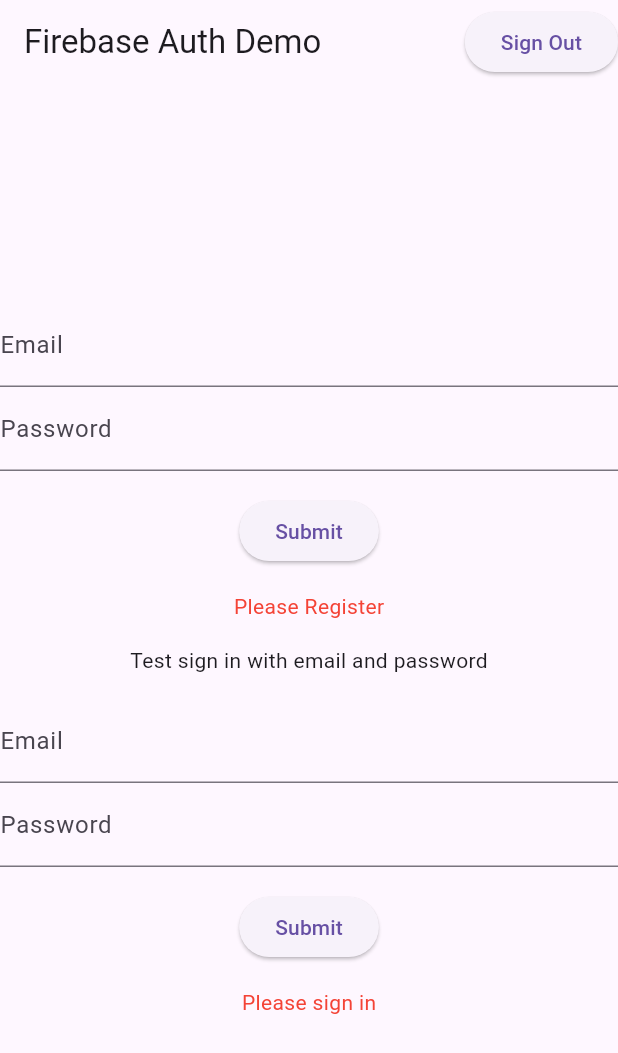
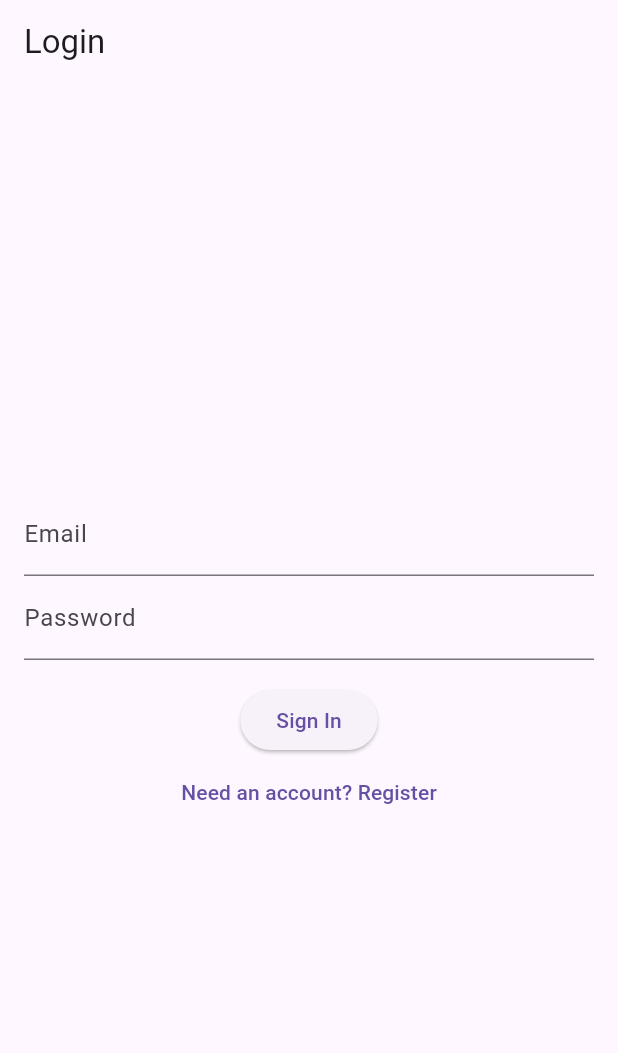
Before and after one commit to Mclovin7291/Firebase-Auth, a Flutter app: the screen it shows after launch, on a phone screen of 412 x 824 dp. Shown: the top 1053 px of the screen. Run offline on Flutter 3.47's test engine with Material 3 defaults, Android fonts, the phone set to English and light mode, and no system bars; our stand-ins replace cloud_firestore, firebase_auth, firebase_core; accounts and stored records are empty.

```diff
--- a/lib/main.dart
+++ b/lib/main.dart
@@ -3,6 +3,8 @@ import 'package:firebase_auth/firebase_auth.dart';
 import 'package:firebase_core/firebase_core.dart';
 import 'package:cloud_firestore/cloud_firestore.dart';
 import 'firebase_options.dart';
+import 'screens/profile_screen.dart';
+import 'services/auth_service.dart';
 
 void main() async {
   WidgetsFlutterBinding.ensureInitialized();
@@ -19,51 +21,64 @@ class MyApp extends StatelessWidget {
   Widget build(BuildContext context) {
     return MaterialApp(
       title: 'Firebase Auth Demo',
-      home: MyHomePage(title: 'Firebase Auth Demo'),
+      theme: ThemeData(
+        primarySwatch: Colors.blue,
+        useMaterial3: true,
+      ),
+      initialRoute: '/',
+      routes: {
+        '/': (context) => AuthenticationScreen(),
+        '/profile': (context) => ProfileScreen(),
+      },
     );
   }
 }
 
-class MyHomePage extends StatefulWidget {
-  const MyHomePage({super.key, required this.title});
-  final String title;
+class AuthenticationScreen extends StatefulWidget {
+  const AuthenticationScreen({super.key});
 
   @override
-  State<MyHomePage> createState() => _MyHomePageState();
+  State<AuthenticationScreen> createState() => _AuthenticationScreenState();
 }
 
-class _MyHomePageState extends State<MyHomePage> {
-  final FirebaseAuth _auth = FirebaseAuth.instance;
+class _AuthenticationScreenState extends State<AuthenticationScreen> {
+  final AuthService _authService = AuthService();
+  bool _isLogin = true;
 
-  void _signOut() async {
-    await _auth.signOut();
-    if (mounted) {
-      ScaffoldMessenger.of(context).showSnackBar(
-        const SnackBar(
-          content: Text('Signed out successfully'),
-        ),
-      );
+  @override
+  void initState() {
+    super.initState();
+    _authService.authStateChanges.listen((User? user) {
+      if (user != null) {
+        Navigator.of(context).pushReplacementNamed('/profile');
       }
+    });
   }
 
   @override
   Widget build(BuildContext context) {
     return Scaffold(
       appBar: AppBar(
-        title: Text(widget.title),
-        actions: <Widget>[
-          ElevatedButton(
-            onPressed: _signOut,
-            child: const Text('Sign Out'),
+        title: Text(_isLogin ? 'Login' : 'Register'),
       ),
-        ],
-      ),
-      body: Center(
+      body: Padding(
+        padding: const EdgeInsets.all(16.0),
         child: Column(
           mainAxisAlignment: MainAxisAlignment.center,
-          children: <Widget>[
-            RegisterEmailSection(auth: _auth),
-            EmailPasswordForm(auth: _auth),
+          children: [
+            _isLogin
+                ? LoginForm(authService: _authService)
+                : RegisterForm(authService: _authService),
+            TextButton(
+              onPressed: () {
+                setState(() {
+                  _isLogin = !_isLogin;
+                });
+              },
+              child: Text(_isLogin
+                  ? 'Need an account? Register'
+                  : 'Already have an account? Login'),
+            ),
           ],
         ),
       ),
@@ -71,38 +86,40 @@ class _MyHomePageState extends State<MyHomePage> {
   }
 }
 
-class RegisterEmailSection extends StatefulWidget {
-  const RegisterEmailSection({super.key, required this.auth});
-  final FirebaseAuth auth;
+class LoginForm extends StatefulWidget {
+  final AuthService authService;
+
+  const LoginForm({super.key, required this.authService});
 
   @override
-  State<RegisterEmailSection> createState() => _RegisterEmailSectionState();
+  State<LoginForm> createState() => _LoginFormState();
 }
 
-class _RegisterEmailSectionState extends State<RegisterEmailSection> {
-  final GlobalKey<FormState> _formKey = GlobalKey<FormState>();
-  final TextEditingController _emailController = TextEditingController();
-  final TextEditingController _passwordController = TextEditingController();
-  bool _success = false;
-  bool _initialState = true;
-  String? _userEmail;
+class _LoginFormState extends State<LoginForm> {
+  final _formKey = GlobalKey<FormState>();
+  final _emailController = TextEditingController();
+  final _passwordController = TextEditingController();
+  String? _errorMessage;
 
-  void _register() async {
+  @override
+  void dispose() {
+    _emailController.dispose();
+    _passwordController.dispose();
+    super.dispose();
+  }
+
+  Future<void> _signIn() async {
+    if (_formKey.currentState!.validate()) {
       try {
-      await widget.auth.createUserWithEmailAndPassword(
-        email: _emailController.text,
-        password: _passwordController.text,
+        await widget.authService.signInWithEmailAndPassword(
+          _emailController.text,
+          _passwordController.text,
         );
-      setState(() {
-        _success = true;
-        _userEmail = _emailController.text;
-        _initialState = false;
-      });
       } catch (e) {
         setState(() {
-        _success = false;
-        _initialState = false;
+          _errorMessage = e.toString();
         });
+      }
     }
   }
 
@@ -111,14 +128,17 @@ class _RegisterEmailSectionState extends State<RegisterEmailSection> {
     return Form(
       key: _formKey,
       child: Column(
-        crossAxisAlignment: CrossAxisAlignment.start,
-        children: <Widget>[
+        children: [
           TextFormField(
             controller: _emailController,
             decoration: const InputDecoration(labelText: 'Email'),
+            keyboardType: TextInputType.emailAddress,
             validator: (value) {
-              if (value?.isEmpty ?? true) {
-                return 'Please enter some text';
+              if (value == null || value.isEmpty) {
+                return 'Please enter your email';
+              }
+              if (!value.contains('@')) {
+                return 'Please enter a valid email';
               }
               return null;
             },
@@ -126,37 +146,29 @@ class _RegisterEmailSectionState extends State<RegisterEmailSection> {
           TextFormField(
             controller: _passwordController,
             decoration: const InputDecoration(labelText: 'Password'),
+            obscureText: true,
             validator: (value) {
-              if (value?.isEmpty ?? true) {
-                return 'Please enter some text';
+              if (value == null || value.isEmpty) {
+                return 'Please enter your password';
+              }
+              if (value.length < 6) {
+                return 'Password must be at least 6 characters';
               }
               return null;
             },
           ),
-          Container(
-            padding: const EdgeInsets.symmetric(vertical: 16.0),
-            alignment: Alignment.center,
-            child: ElevatedButton(
-              onPressed: () {
-                if (_formKey.currentState!.validate()) {
-                  _register();
-                }
-              },
-              child: const Text('Submit'),
+          if (_errorMessage != null)
+            Padding(
+              padding: const EdgeInsets.symmetric(vertical: 8.0),
+              child: Text(
+                _errorMessage!,
+                style: const TextStyle(color: Colors.red),
               ),
             ),
-          Container(
-            alignment: Alignment.center,
-            child: Text(
-              _initialState
-                  ? 'Please Register'
-                  : _success
-                      ? 'Successfully registered $_userEmail'
-                      : 'Registration failed',
-              style: TextStyle(
-                color: _success ? Colors.green : Colors.red,
-              ),
-            ),
+          const SizedBox(height: 16),
+          ElevatedButton(
+            onPressed: _signIn,
+            child: const Text('Sign In'),
           ),
         ],
       ),
@@ -164,38 +176,40 @@ class _RegisterEmailSectionState extends State<RegisterEmailSection> {
   }
 }
 
-class EmailPasswordForm extends StatefulWidget {
-  const EmailPasswordForm({super.key, required this.auth});
-  final FirebaseAuth auth;
+class RegisterForm extends StatefulWidget {
+  final AuthService authService;
+
+  const RegisterForm({super.key, required this.authService});
 
   @override
-  State<EmailPasswordForm> createState() => _EmailPasswordFormState();
+  State<RegisterForm> createState() => _RegisterFormState();
 }
 
-class _EmailPasswordFormState extends State<EmailPasswordForm> {
-  final GlobalKey<FormState> _formKey = GlobalKey<FormState>();
-  final TextEditingController _emailController = TextEditingController();
-  final TextEditingController _passwordController = TextEditingController();
-  bool _success = false;
-  bool _initialState = true;
-  String _userEmail = '';
+class _RegisterFormState extends State<RegisterForm> {
+  final _formKey = GlobalKey<FormState>();
+  final _emailController = TextEditingController();
+  final _passwordController = TextEditingController();
+  String? _errorMessage;
 
-  void _signInWithEmailAndPassword() async {
+  @override
+  void dispose() {
+    _emailController.dispose();
+    _passwordController.dispose();
+    super.dispose();
+  }
+
+  Future<void> _register() async {
+    if (_formKey.currentState!.validate()) {
       try {
-      await widget.auth.signInWithEmailAndPassword(
-        email: _emailController.text,
-        password: _passwordController.text,
+        await widget.authService.registerWithEmailAndPassword(
+          _emailController.text,
+          _passwordController.text,
         );
-      setState(() {
-        _success = true;
-        _userEmail = _emailController.text;
-        _initialState = false;
-      });
       } catch (e) {
         setState(() {
-        _success = false;
-        _initialState = false;
+          _errorMessage = e.toString();
         });
+      }
     }
   }
 
@@ -204,19 +218,17 @@ class _EmailPasswordFormState extends State<EmailPasswordForm> {
     return Form(
       key: _formKey,
       child: Column(
-        crossAxisAlignment: CrossAxisAlignment.start,
-        children: <Widget>[
-          Container(
-            padding: const EdgeInsets.all(16),
-            alignment: Alignment.center,
-            child: const Text('Test sign in with email and password'),
-          ),
+        children: [
           TextFormField(
             controller: _emailController,
             decoration: const InputDecoration(labelText: 'Email'),
+            keyboardType: TextInputType.emailAddress,
             validator: (value) {
-              if (value?.isEmpty ?? true) {
-                return 'Please enter some text';
+              if (value == null || value.isEmpty) {
+                return 'Please enter your email';
+              }
+              if (!value.contains('@')) {
+                return 'Please enter a valid email';
               }
               return null;
             },
@@ -224,38 +236,29 @@ class _EmailPasswordFormState extends State<EmailPasswordForm> {
           TextFormField(
             controller: _passwordController,
             decoration: const InputDecoration(labelText: 'Password'),
+            obscureText: true,
             validator: (value) {
-              if (value?.isEmpty ?? true) {
-                return 'Please enter some text';
+              if (value == null || value.isEmpty) {
+                return 'Please enter your password';
+              }
+              if (value.length < 6) {
+                return 'Password must be at least 6 characters';
               }
               return null;
             },
           ),
-          Container(
-            padding: const EdgeInsets.symmetric(vertical: 16.0),
-            alignment: Alignment.center,
-            child: ElevatedButton(
-              onPressed: () {
-                if (_formKey.currentState!.validate()) {
-                  _signInWithEmailAndPassword();
-                }
-              },
-              child: const Text('Submit'),
+          if (_errorMessage != null)
+            Padding(
+              padding: const EdgeInsets.symmetric(vertical: 8.0),
+              child: Text(
+                _errorMessage!,
+                style: const TextStyle(color: Colors.red),
               ),
             ),
-          Container(
-            alignment: Alignment.center,
-            padding: const EdgeInsets.symmetric(horizontal: 16),
-            child: Text(
-              _initialState
-                  ? 'Please sign in'
-                  : _success
-                      ? 'Successfully signed in $_userEmail'
-                      : 'Sign in failed',
-              style: TextStyle(
-                color: _success ? Colors.green : Colors.red,
-              ),
-            ),
+          const SizedBox(height: 16),
+          ElevatedButton(
+            onPressed: _register,
+            child: const Text('Register'),
           ),
         ],
       ),
```
Also changed, not shown: lib/screens/profile_screen.dart (added, +63 -0 lines), lib/services/auth_service.dart (added, +66 -0 lines). Lines whose indentation alone changed are shown as unchanged.
